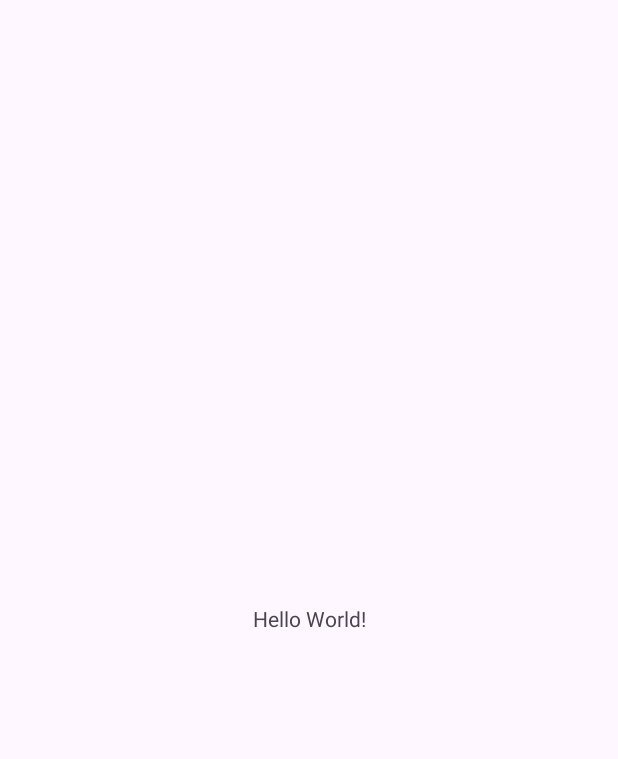
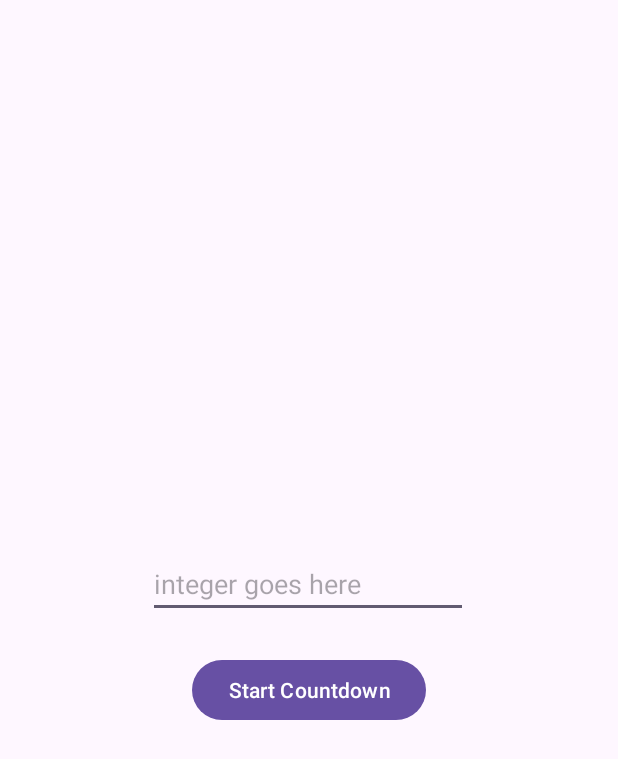
Before and after one commit to ctoothaker1/StartingServices, an Android app: the screen it shows after launch (MainActivity), on a phone screen of 412 x 824 dp. Before the commit the part shown is almost empty. Shown: the top 759 px of the screen. Run offline under Robolectric (Android 15) with nearby library versions, the phone set to English and light mode, and no system bars.

Commit message:
MainActivity completed, need to implement service class

```diff
--- a/app/src/main/java/com/example/startingservices/MainActivity.kt
+++ b/app/src/main/java/com/example/startingservices/MainActivity.kt
@@ -1,20 +1,33 @@
 package com.example.startingservices
 
+import android.content.Intent
 import android.os.Bundle
-import androidx.activity.enableEdgeToEdge
+import android.os.CountDownTimer
+import android.widget.Button
+import android.widget.EditText
 import androidx.appcompat.app.AppCompatActivity
-import androidx.core.view.ViewCompat
-import androidx.core.view.WindowInsetsCompat
 
 class MainActivity : AppCompatActivity() {
+
+    private lateinit var editText : EditText
+    private lateinit var button : Button
+
     override fun onCreate(savedInstanceState: Bundle?) {
         super.onCreate(savedInstanceState)
-        enableEdgeToEdge()
         setContentView(R.layout.activity_main)
-        ViewCompat.setOnApplyWindowInsetsListener(findViewById(R.id.main)) { v, insets ->
-            val systemBars = insets.getInsets(WindowInsetsCompat.Type.systemBars())
-            v.setPadding(systemBars.left, systemBars.top, systemBars.right, systemBars.bottom)
-            insets
+
+        editText = findViewById(R.id.editText)
+        button = findViewById(R.id.btnStartCountdown)
+
+        button.setOnClickListener{
+            val timeForService = editText.text.toString().toIntOrNull()
+            val intent = Intent(this, CountDownTimer::class.java)
+
+            intent.putExtra("timeForService",timeForService)
+            startService(intent)
+
         }
+
+
     }
 }
--- a/app/src/main/res/layout/activity_main.xml
+++ b/app/src/main/res/layout/activity_main.xml
@@ -7,13 +7,27 @@
     android:layout_height="match_parent"
     tools:context=".MainActivity">
 
-    <TextView
+    <Button
+        android:id="@+id/btnStartCountdown"
         android:layout_width="wrap_content"
         android:layout_height="wrap_content"
-        android:text="Hello World!"
+        android:layout_marginBottom="340dp"
+        android:text="Start Countdown"
         app:layout_constraintBottom_toBottomOf="parent"
         app:layout_constraintEnd_toEndOf="parent"
+        app:layout_constraintStart_toStartOf="parent" />
+
+    <EditText
+        android:id="@+id/editText"
+        android:layout_width="wrap_content"
+        android:layout_height="wrap_content"
+        android:ems="10"
+        android:hint="integer goes here"
+        android:inputType="text"
+        app:layout_constraintBottom_toTopOf="@+id/btnStartCountdown"
+        app:layout_constraintEnd_toEndOf="parent"
+        app:layout_constraintHorizontal_bias="0.497"
         app:layout_constraintStart_toStartOf="parent"
-        app:layout_constraintTop_toTopOf="parent" />
-
+        app:layout_constraintTop_toTopOf="parent"
+        app:layout_constraintVertical_bias="0.939" />
 </androidx.constraintlayout.widget.ConstraintLayout>
```
